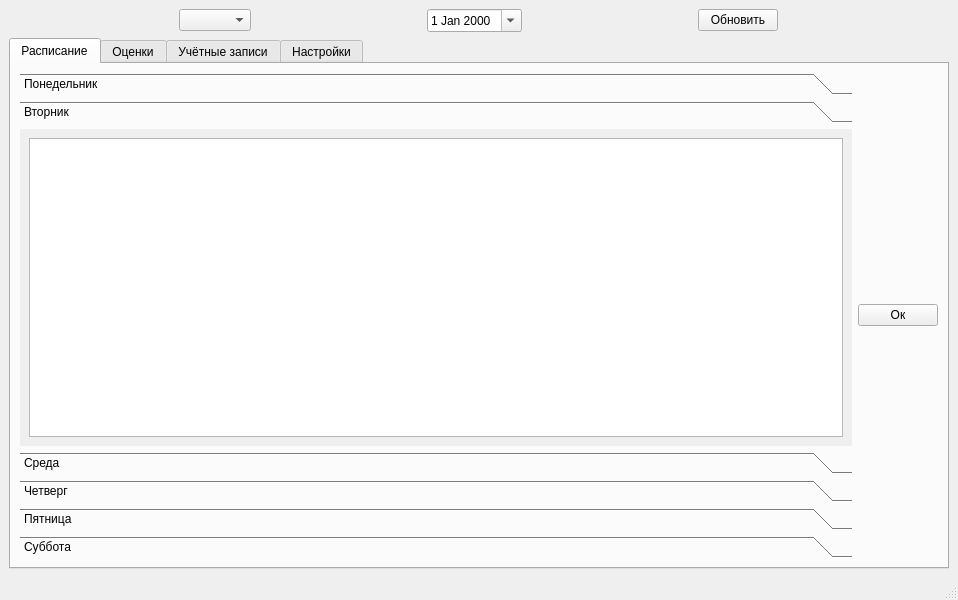
This is ui.ui in thesysadminest/YandexProject_1 as Qt 5 draws it before an edit. The edited form follows.
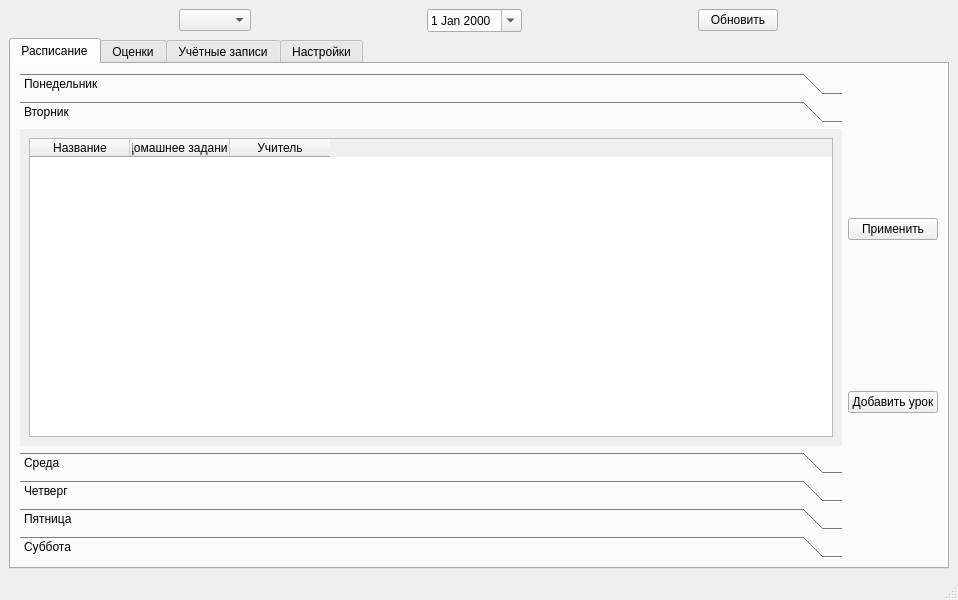
This is the edited form. The open tabs and pages were chosen to show the change.

What changed in the file:
```diff
--- a/ui.ui
+++ b/ui.ui
@@ -132,8 +132,8 @@
             <rect>
              <x>0</x>
              <y>0</y>
-             <width>96</width>
-             <height>82</height>
+             <width>823</width>
+             <height>308</height>
             </rect>
            </property>
            <attribute name="label">
@@ -141,7 +141,23 @@
            </attribute>
            <layout class="QVBoxLayout" name="verticalLayout_8">
             <item>
-             <widget class="QTableWidget" name="tableWidget_3"/>
+             <widget class="QTableWidget" name="tue_table">
+              <column>
+               <property name="text">
+                <string>Название</string>
+               </property>
+              </column>
+              <column>
+               <property name="text">
+                <string>Домашнее задание</string>
+               </property>
+              </column>
+              <column>
+               <property name="text">
+                <string>Учитель</string>
+               </property>
+              </column>
+             </widget>
             </item>
            </layout>
           </widget>
@@ -220,11 +236,28 @@
          </widget>
         </item>
         <item>
-         <widget class="QPushButton" name="pushButton">
-          <property name="text">
-           <string>Ок</string>
+         <layout class="QVBoxLayout" name="verticalLayout_14">
+          <property name="rightMargin">
+           <number>0</number>
           </property>
-         </widget>
+          <property name="bottomMargin">
+           <number>0</number>
+          </property>
+          <item>
+           <widget class="QPushButton" name="okTableButton">
+            <property name="text">
+             <string>Применить</string>
+            </property>
+           </widget>
+          </item>
+          <item>
+           <widget class="QPushButton" name="addLesson">
+            <property name="text">
+             <string>Добавить урок</string>
+            </property>
+           </widget>
+          </item>
+         </layout>
         </item>
        </layout>
       </widget>
```
Left out of the diff: 116 changed lines with no effect on the pictures.
